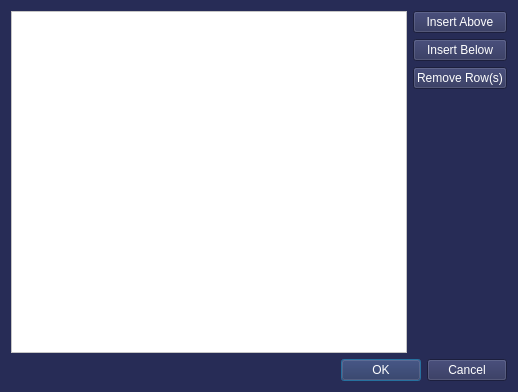
Old version of the form js06/resources/camera_view.ui in the repository Oh-JongJin/js08.
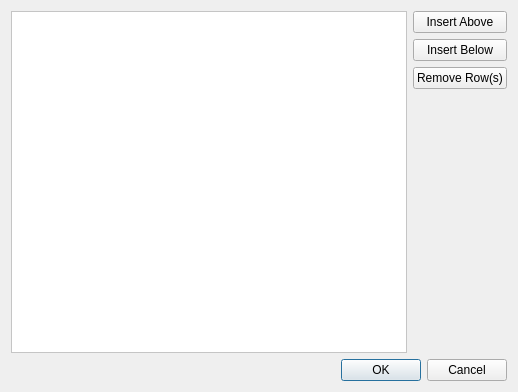
New version of the form.

Commit message: Modify paint on label to add 8 cardinal directions

What changed in the file:
```diff
--- a/js06/resources/camera_view.ui
+++ b/js06/resources/camera_view.ui
@@ -14,8 +14,7 @@
    <string>Camera view</string>
   </property>
   <property name="styleSheet">
-   <string notr="true">background-color: rgb(39, 44, 86);
-color: rgb(255, 255, 255);</string>
+   <string notr="true">font: 9pt &quot;Noto Sans&quot;;</string>
   </property>
   <layout class="QVBoxLayout" name="verticalLayout">
    <item>
```
The commit also changes 4 other files.
